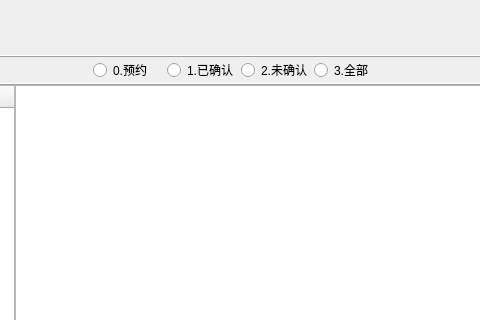
First picture: the form in CarRentalManagement/ui/tabwidget/rentaldocumentwidget.ui, repository longcp/CarRentalManagement, before the edit; both pictures show x 205 to 685 and y 0 to 320 of the 891 by 737 pixel window.
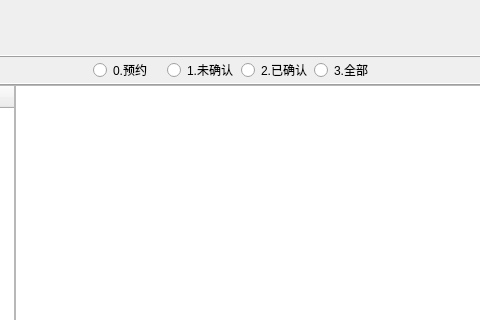
Second picture: the form after the edit.

Commit message: 签证单界面：完善筛选功能

Diff of the .ui file:
```diff
--- a/CarRentalManagement/ui/tabwidget/rentaldocumentwidget.ui
+++ b/CarRentalManagement/ui/tabwidget/rentaldocumentwidget.ui
@@ -129,14 +129,14 @@
          <item>
           <widget class="QRadioButton" name="unconfirmedRadio">
            <property name="text">
-            <string>1.已确认</string>
+            <string>1.未确认</string>
            </property>
           </widget>
          </item>
          <item>
           <widget class="QRadioButton" name="confirmedRadio">
            <property name="text">
-            <string>2.未确认</string>
+            <string>2.已确认</string>
            </property>
           </widget>
          </item>
```
The commit also changes 6 other files.
